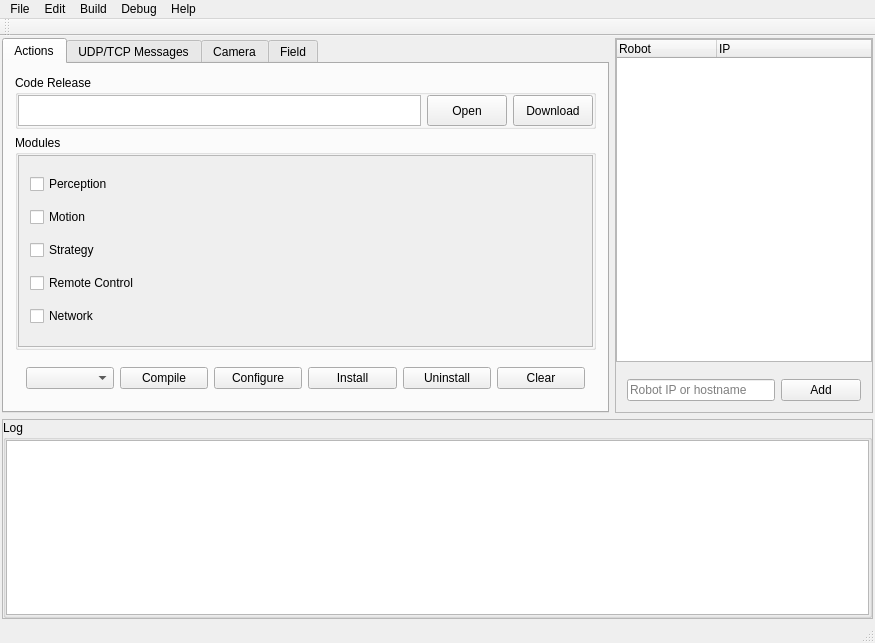
Before: the Qt Designer form supervisorio/mainwindow.ui in pedrohsreis/Supervisorio, drawn with Qt 5.
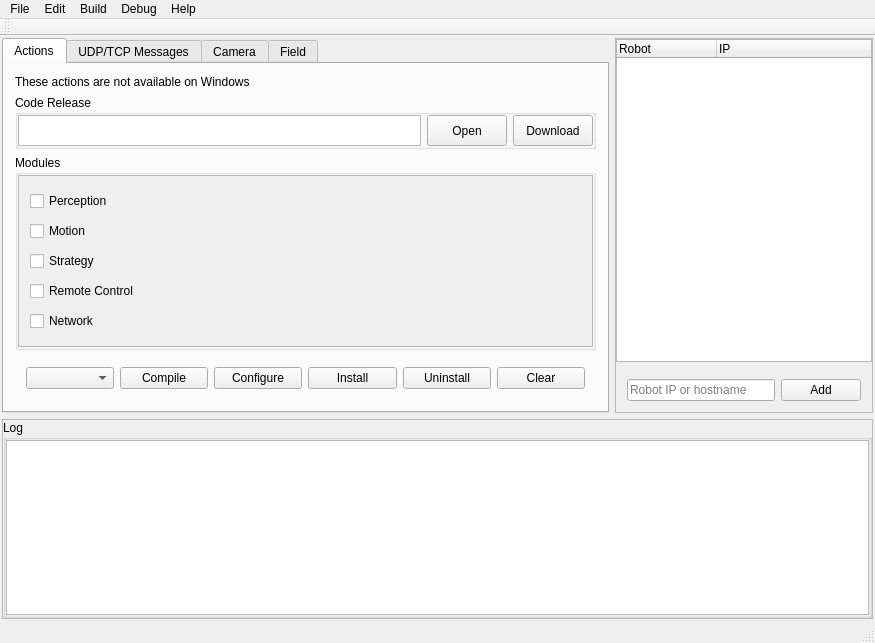
After: the same form once the commit is applied. Icons and pictures are not drawn.

Commit message: Requirements screen

What changed in the file:
```diff
--- a/supervisorio/mainwindow.ui
+++ b/supervisorio/mainwindow.ui
@@ -142,7 +142,7 @@
             <string>Actions</string>
            </attribute>
            <layout class="QGridLayout" name="gridLayout_5">
-            <item row="0" column="0">
+            <item row="1" column="0">
              <layout class="QVBoxLayout" name="actionVertical">
               <item>
                <widget class="QGroupBox" name="gboxCodeRelease">
@@ -248,7 +248,7 @@
                       <x>0</x>
                       <y>0</y>
                       <width>571</width>
-                      <height>186</height>
+                      <height>163</height>
                      </rect>
                     </property>
                     <layout class="QVBoxLayout" name="verticalLayout_3">
@@ -413,6 +413,434 @@
               </item>
              </layout>
             </item>
+            <item row="0" column="0">
+             <widget class="QLabel" name="lbWindows">
+              <property name="enabled">
+               <bool>true</bool>
+              </property>
+              <property name="palette">
+               <palette>
+                <active>
+                 <colorrole role="WindowText">
+                  <brush brushstyle="SolidPattern">
+                   <color alpha="255">
+                    <red>0</red>
+                    <green>0</green>
+                    <blue>0</blue>
+                   </color>
+                  </brush>
+                 </colorrole>
+                 <colorrole role="Button">
+                  <brush brushstyle="SolidPattern">
+                   <color alpha="255">
+                    <red>255</red>
+                    <green>0</green>
+                    <blue>0</blue>
+                   </color>
+                  </brush>
+                 </colorrole>
+                 <colorrole role="Light">
+                  <brush brushstyle="SolidPattern">
+                   <color alpha="255">
+                    <red>255</red>
+                    <green>127</green>
+                    <blue>127</blue>
+                   </color>
+                  </brush>
+                 </colorrole>
+                 <colorrole role="Midlight">
+                  <brush brushstyle="SolidPattern">
+                   <color alpha="255">
+                    <red>255</red>
+                    <green>63</green>
+                    <blue>63</blue>
+                   </color>
+                  </brush>
+                 </colorrole>
+                 <colorrole role="Dark">
+                  <brush brushstyle="SolidPattern">
+                   <color alpha="255">
+                    <red>127</red>
+                    <green>0</green>
+                    <blue>0</blue>
+                   </color>
+                  </brush>
+                 </colorrole>
+                 <colorrole role="Mid">
+                  <brush brushstyle="SolidPattern">
+                   <color alpha="255">
+                    <red>170</red>
+                    <green>0</green>
+                    <blue>0</blue>
+                   </color>
+                  </brush>
+                 </colorrole>
+                 <colorrole role="Text">
+                  <brush brushstyle="SolidPattern">
+                   <color alpha="255">
+                    <red>0</red>
+                    <green>0</green>
+                    <blue>0</blue>
+                   </color>
+                  </brush>
+                 </colorrole>
+                 <colorrole role="BrightText">
+                  <brush brushstyle="SolidPattern">
+                   <color alpha="255">
+                    <red>255</red>
+                    <green>255</green>
+                    <blue>255</blue>
+                   </color>
+                  </brush>
+                 </colorrole>
+                 <colorrole role="ButtonText">
+                  <brush brushstyle="SolidPattern">
+                   <color alpha="255">
+                    <red>0</red>
+                    <green>0</green>
+                    <blue>0</blue>
+                   </color>
+                  </brush>
+                 </colorrole>
+                 <colorrole role="Base">
+                  <brush brushstyle="SolidPattern">
+                   <color alpha="255">
+                    <red>255</red>
+                    <green>255</green>
+                    <blue>255</blue>
+                   </color>
+                  </brush>
+                 </colorrole>
+                 <colorrole role="Window">
+                  <brush brushstyle="SolidPattern">
+                   <color alpha="255">
+                    <red>255</red>
+                    <green>0</green>
+                    <blue>0</blue>
+                   </color>
+                  </brush>
+                 </colorrole>
+                 <colorrole role="Shadow">
+                  <brush brushstyle="SolidPattern">
+                   <color alpha="255">
+                    <red>0</red>
+                    <green>0</green>
+                    <blue>0</blue>
+                   </color>
+                  </brush>
+                 </colorrole>
+                 <colorrole role="AlternateBase">
+                  <brush brushstyle="SolidPattern">
+                   <color alpha="255">
+                    <red>255</red>
+                    <green>127</green>
+                    <blue>127</blue>
+                   </color>
+                  </brush>
+                 </colorrole>
+                 <colorrole role="ToolTipBase">
+                  <brush brushstyle="SolidPattern">
+                   <color alpha="255">
+                    <red>255</red>
+                    <green>255</green>
+                    <blue>220</blue>
+                   </color>
+                  </brush>
+                 </colorrole>
+                 <colorrole role="ToolTipText">
+                  <brush brushstyle="SolidPattern">
+                   <color alpha="255">
+                    <red>0</red>
+                    <green>0</green>
+                    <blue>0</blue>
+                   </color>
+                  </brush>
+                 </colorrole>
+                </active>
+                <inactive>
+                 <colorrole role="WindowText">
+                  <brush brushstyle="SolidPattern">
+                   <color alpha="255">
+                    <red>0</red>
+                    <green>0</green>
+                    <blue>0</blue>
+                   </color>
+                  </brush>
+                 </colorrole>
+                 <colorrole role="Button">
+                  <brush brushstyle="SolidPattern">
+                   <color alpha="255">
+                    <red>255</red>
+                    <green>0</green>
+                    <blue>0</blue>
+                   </color>
+                  </brush>
+                 </colorrole>
+                 <colorrole role="Light">
+                  <brush brushstyle="SolidPattern">
+                   <color alpha="255">
+                    <red>255</red>
+                    <green>127</green>
+                    <blue>127</blue>
+                   </color>
+                  </brush>
+                 </colorrole>
+                 <colorrole role="Midlight">
+                  <brush brushstyle="SolidPattern">
+                   <color alpha="255">
+                    <red>255</red>
+                    <green>63</green>
+                    <blue>63</blue>
+                   </color>
+                  </brush>
+                 </colorrole>
+                 <colorrole role="Dark">
+                  <brush brushstyle="SolidPattern">
+                   <color alpha="255">
+                    <red>127</red>
+                    <green>0</green>
+                    <blue>0</blue>
+                   </color>
+                  </brush>
+                 </colorrole>
+                 <colorrole role="Mid">
+                  <brush brushstyle="SolidPattern">
+                   <color alpha="255">
+                    <red>170</red>
+                    <green>0</green>
+                    <blue>0</blue>
+                   </color>
+                  </brush>
+                 </colorrole>
+                 <colorrole role="Text">
+                  <brush brushstyle="SolidPattern">
+                   <color alpha="255">
+                    <red>0</red>
+                    <green>0</green>
+                    <blue>0</blue>
+                   </color>
+                  </brush>
+                 </colorrole>
+                 <colorrole role="BrightText">
+                  <brush brushstyle="SolidPattern">
+                   <color alpha="255">
+                    <red>255</red>
+                    <green>255</green>
+                    <blue>255</blue>
+                   </color>
+                  </brush>
+                 </colorrole>
+                 <colorrole role="ButtonText">
+                  <brush brushstyle="SolidPattern">
+                   <color alpha="255">
+                    <red>0</red>
+                    <green>0</green>
+                    <blue>0</blue>
+                   </color>
+                  </brush>
+                 </colorrole>
+                 <colorrole role="Base">
+                  <brush brushstyle="SolidPattern">
+                   <color alpha="255">
+                    <red>255</red>
+                    <green>255</green>
+                    <blue>255</blue>
+                   </color>
+                  </brush>
+                 </colorrole>
+                 <colorrole role="Window">
+                  <brush brushstyle="SolidPattern">
+                   <color alpha="255">
+                    <red>255</red>
+                    <green>0</green>
+                    <blue>0</blue>
+                   </color>
+                  </brush>
+                 </colorrole>
+                 <colorrole role="Shadow">
+                  <brush brushstyle="SolidPattern">
+                   <color alpha="255">
+                    <red>0</red>
+                    <green>0</green>
+                    <blue>0</blue>
+                   </color>
+                  </brush>
+                 </colorrole>
+                 <colorrole role="AlternateBase">
+                  <brush brushstyle="SolidPattern">
+                   <color alpha="255">
+                    <red>255</red>
+                    <green>127</green>
+                    <blue>127</blue>
+                   </color>
+                  </brush>
+                 </colorrole>
+                 <colorrole role="ToolTipBase">
+                  <brush brushstyle="SolidPattern">
+                   <color alpha="255">
+                    <red>255</red>
+                    <green>255</green>
+                    <blue>220</blue>
+                   </color>
+                  </brush>
+                 </colorrole>
+                 <colorrole role="ToolTipText">
+                  <brush brushstyle="SolidPattern">
+                   <color alpha="255">
+                    <red>0</red>
+                    <green>0</green>
+                    <blue>0</blue>
+                   </color>
+                  </brush>
+                 </colorrole>
+                </inactive>
+                <disabled>
+                 <colorrole role="WindowText">
+                  <brush brushstyle="SolidPattern">
+                   <color alpha="255">
+                    <red>127</red>
+                    <green>0</green>
+                    <blue>0</blue>
+                   </color>
+                  </brush>
+                 </colorrole>
+                 <colorrole role="Button">
+                  <brush brushstyle="SolidPattern">
+                   <color alpha="255">
+                    <red>255</red>
+                    <green>0</green>
+                    <blue>0</blue>
+                   </color>
+                  </brush>
+                 </colorrole>
+                 <colorrole role="Light">
+                  <brush brushstyle="SolidPattern">
+                   <color alpha="255">
+                    <red>255</red>
+                    <green>127</green>
+                    <blue>127</blue>
+                   </color>
+                  </brush>
+                 </colorrole>
+                 <colorrole role="Midlight">
+                  <brush brushstyle="SolidPattern">
+                   <color alpha="255">
+                    <red>255</red>
+                    <green>63</green>
+                    <blue>63</blue>
+                   </color>
+                  </brush>
+                 </colorrole>
+                 <colorrole role="Dark">
+                  <brush brushstyle="SolidPattern">
+                   <color alpha="255">
+                    <red>127</red>
+                    <green>0</green>
+                    <blue>0</blue>
+                   </color>
+                  </brush>
+                 </colorrole>
+                 <colorrole role="Mid">
+                  <brush brushstyle="SolidPattern">
+                   <color alpha="255">
+                    <red>170</red>
+                    <green>0</green>
+                    <blue>0</blue>
+                   </color>
+                  </brush>
+                 </colorrole>
+                 <colorrole role="Text">
+                  <brush brushstyle="SolidPattern">
+                   <color alpha="255">
+                    <red>127</red>
+                    <green>0</green>
+                    <blue>0</blue>
+                   </color>
+                  </brush>
+                 </colorrole>
+                 <colorrole role="BrightText">
+                  <brush brushstyle="SolidPattern">
+                   <color alpha="255">
+                    <red>255</red>
+                    <green>255</green>
+                    <blue>255</blue>
+                   </color>
+                  </brush>
+                 </colorrole>
+                 <colorrole role="ButtonText">
+                  <brush brushstyle="SolidPattern">
+                   <color alpha="255">
+                    <red>127</red>
+                    <green>0</green>
+                    <blue>0</blue>
+                   </color>
+                  </brush>
+                 </colorrole>
+                 <colorrole role="Base">
+                  <brush brushstyle="SolidPattern">
+                   <color alpha="255">
+                    <red>255</red>
+                    <green>0</green>
+                    <blue>0</blue>
+                   </color>
+                  </brush>
+                 </colorrole>
+                 <colorrole role="Window">
+                  <brush brushstyle="SolidPattern">
+                   <color alpha="255">
+                    <red>255</red>
+                    <green>0</green>
+                    <blue>0</blue>
+                   </color>
+                  </brush>
+                 </colorrole>
+                 <colorrole role="Shadow">
+                  <brush brushstyle="SolidPattern">
+                   <color alpha="255">
+                    <red>0</red>
+                    <green>0</green>
+                    <blue>0</blue>
+                   </color>
+                  </brush>
+                 </colorrole>
+                 <colorrole role="AlternateBase">
+                  <brush brushstyle="SolidPattern">
+                   <color alpha="255">
+                    <red>255</red>
+                    <green>0</green>
+                    <blue>0</blue>
+                   </color>
+                  </brush>
+                 </colorrole>
+                 <colorrole role="ToolTipBase">
+                  <brush brushstyle="SolidPattern">
+                   <color alpha="255">
+                    <red>255</red>
+                    <green>255</green>
+                    <blue>220</blue>
+                   </color>
+                  </brush>
+                 </colorrole>
+                 <colorrole role="ToolTipText">
+                  <brush brushstyle="SolidPattern">
+                   <color alpha="255">
+                    <red>0</red>
+                    <green>0</green>
+                    <blue>0</blue>
+                   </color>
+                  </brush>
+                 </colorrole>
+                </disabled>
+               </palette>
+              </property>
+              <property name="text">
+               <string>These actions are not available on Windows</string>
+              </property>
+              <property name="textFormat">
+               <enum>Qt::AutoText</enum>
+              </property>
+             </widget>
+            </item>
            </layout>
           </widget>
           <widget class="QWidget" name="tabMessages">
```
The commit also changes 3 other files.
